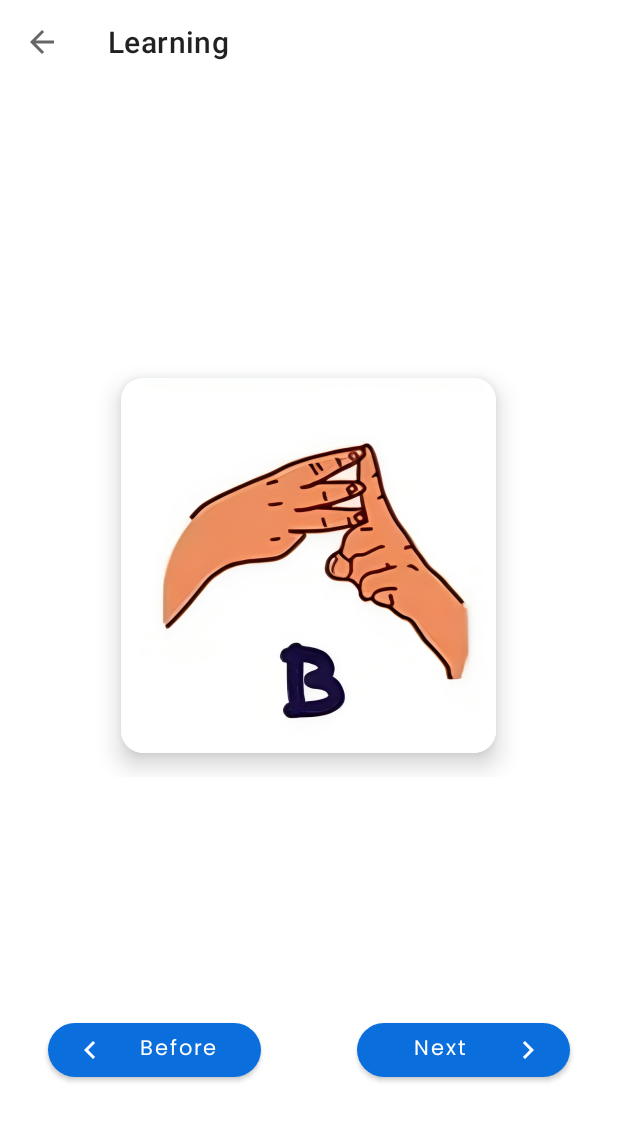
After one commit to Afaryn/IsAble_v2, an Android app: the LearningDetailActivity screen opened directly, with no data from a screen before it, on a phone screen of 412 x 824 dp. The commit adds this screen. Shown: the top 1121 px of the screen. Run offline under Robolectric (Android 15) with nearby library versions, the phone set to English and light mode, and no system bars; our stand-ins replace Firebase (no records; nobody signed in at launch, a user with empty details on screens opened directly).

Commit message:
add LearningDetail

```diff
--- a/app/src/main/AndroidManifest.xml
+++ b/app/src/main/AndroidManifest.xml
@@ -22,6 +22,9 @@
         android:supportsRtl="true"
         android:theme="@style/Base.Theme.IsAble_Capstone"
         tools:targetApi="31">
+        <activity
+            android:name=".ui.learningDetail.LearningDetailActivity"
+            android:exported="false" />
         <activity
             android:name=".ui.detailArticle.DetailArticleActivity"
             android:exported="false" />
--- a/app/src/main/java/com/example/isable_capstone/api/ApiInterface.kt
+++ b/app/src/main/java/com/example/isable_capstone/api/ApiInterface.kt
@@ -13,4 +13,6 @@ interface ApiInterface {
         @Query("location") location: String,
         @Query("rankby") rankby: String
     ): Call<ModelResultNearby>
+
+
 }
--- /dev/null
+++ b/app/src/main/java/com/example/isable_capstone/model/SignLanguageItam.kt
@@ -0,0 +1,6 @@
+package com.example.isable_capstone.model
+
+data class SignLanguageItem(
+    val imageUrl: String,
+    val description: String
+)
--- /dev/null
+++ b/app/src/main/java/com/example/isable_capstone/ui/learningDetail/LearningDetailActivity.kt
@@ -0,0 +1,31 @@
+package com.example.isable_capstone.ui.learningDetail
+
+import androidx.appcompat.app.AppCompatActivity
+import android.os.Bundle
+import androidx.appcompat.widget.Toolbar
+import com.example.isable_capstone.R
+import com.example.isable_capstone.databinding.ActivityLearningDetailBinding
+import com.google.firebase.auth.FirebaseAuth
+
+class LearningDetailActivity : AppCompatActivity() {
+
+    lateinit var binding: ActivityLearningDetailBinding
+
+    override fun onCreate(savedInstanceState: Bundle?) {
+        super.onCreate(savedInstanceState)
+        binding = ActivityLearningDetailBinding.inflate(layoutInflater)
+        setContentView(binding.root)
+
+        setupView()
+
+
+    }
+
+    private fun setupView(){
+        val toolbar = binding.xmlToolbar.root
+
+        setSupportActionBar(toolbar)
+        supportActionBar?.title="Learning"
+        supportActionBar?.setDisplayHomeAsUpEnabled(true)
+    }
+}
--- /dev/null
+++ b/app/src/main/res/drawable/baseline_navigate_before.xml
@@ -0,0 +1,5 @@
+<vector android:autoMirrored="true" android:height="24dp"
+    android:tint="#000000" android:viewportHeight="24"
+    android:viewportWidth="24" android:width="24dp" xmlns:android="http://schemas.android.com/apk/res/android">
+    <path android:fillColor="@android:color/white" android:pathData="M15.41,7.41L14,6l-6,6 6,6 1.41,-1.41L10.83,12z"/>
+</vector>
--- /dev/null
+++ b/app/src/main/res/drawable/baseline_navigate_next.xml
@@ -0,0 +1,5 @@
+<vector android:autoMirrored="true" android:height="24dp"
+    android:tint="#000000" android:viewportHeight="24"
+    android:viewportWidth="24" android:width="24dp" xmlns:android="http://schemas.android.com/apk/res/android">
+    <path android:fillColor="@android:color/white" android:pathData="M10,6L8.59,7.41 13.17,12l-4.58,4.59L10,18l6,-6z"/>
+</vector>
--- /dev/null
+++ b/app/src/main/res/layout/activity_learning_detail.xml
@@ -0,0 +1,96 @@
+<?xml version="1.0" encoding="utf-8"?>
+<androidx.constraintlayout.widget.ConstraintLayout
+    xmlns:android="http://schemas.android.com/apk/res/android"
+    xmlns:app="http://schemas.android.com/apk/res-auto"
+    xmlns:tools="http://schemas.android.com/tools"
+    android:layout_width="match_parent"
+    android:layout_height="match_parent"
+    tools:context=".ui.learningDetail.LearningDetailActivity">
+
+    <include
+        android:id="@+id/xml_toolbar"
+        layout="@layout/toolbar"
+        app:layout_constraintTop_toTopOf="parent"
+        app:layout_constraintStart_toStartOf="parent"
+        app:layout_constraintEnd_toEndOf="parent" />
+
+    <LinearLayout
+        android:layout_width="match_parent"
+        android:layout_height="0dp"
+        android:layout_marginTop="180dp"
+        android:gravity="center"
+        android:orientation="vertical"
+        app:layout_constraintEnd_toEndOf="parent"
+        app:layout_constraintHorizontal_bias="1.0"
+        app:layout_constraintStart_toStartOf="parent"
+        app:layout_constraintTop_toBottomOf="@+id/xml_toolbar">
+
+        <androidx.cardview.widget.CardView
+            android:layout_width="250dp"
+            android:layout_height="250dp"
+            android:layout_margin="16dp"
+            android:layout_marginTop="50dp"
+            app:cardCornerRadius="15dp"
+            app:cardElevation="10dp"
+            app:cardMaxElevation="10dp">
+
+            <ImageButton
+                android:id="@+id/btn_alfabet_learn"
+                android:layout_width="match_parent"
+                android:layout_height="match_parent"
+                android:background="@color/white"
+                android:contentDescription="@string/BTN"
+                android:scaleType="fitCenter"
+                android:src="@drawable/b"
+                tools:ignore="DuplicateSpeakableTextCheck,ImageContrastCheck,RedundantDescriptionCheck" />
+        </androidx.cardview.widget.CardView>
+    </LinearLayout>
+
+    <Button
+        android:id="@+id/button"
+        android:layout_width="0dp"
+        android:layout_height="wrap_content"
+        android:layout_marginStart="32dp"
+        android:layout_marginEnd="32dp"
+        android:layout_marginBottom="100dp"
+        android:fontFamily="@font/pregular"
+        android:text="Before"
+        android:textAlignment="center"
+        android:textAllCaps="false"
+        android:textSize="14sp"
+        app:cornerRadius="20dp"
+        app:icon="@drawable/baseline_navigate_before"
+        app:iconGravity="start"
+        app:layout_constraintBottom_toBottomOf="parent"
+        app:layout_constraintEnd_toStartOf="@+id/guideline"
+        app:layout_constraintHorizontal_bias="1.0"
+        app:layout_constraintStart_toStartOf="parent" />
+
+    <Button
+        android:id="@+id/button2"
+        android:layout_width="0dp"
+        android:layout_height="wrap_content"
+        android:layout_marginStart="32dp"
+        android:layout_marginEnd="32dp"
+        android:layout_marginBottom="100dp"
+        android:fontFamily="@font/pregular"
+        android:text="Next"
+        android:textAlignment="center"
+        android:textAllCaps="false"
+        android:textSize="14sp"
+        app:cornerRadius="20dp"
+        app:icon="@drawable/baseline_navigate_next"
+        app:iconGravity="end"
+        app:layout_constraintBottom_toBottomOf="parent"
+        app:layout_constraintEnd_toEndOf="parent"
+        app:layout_constraintHorizontal_bias="0.0"
+        app:layout_constraintStart_toStartOf="@+id/guideline" />
+
+    <androidx.constraintlayout.widget.Guideline
+        android:id="@+id/guideline"
+        android:layout_width="wrap_content"
+        android:layout_height="wrap_content"
+        android:orientation="vertical"
+        app:layout_constraintGuide_percent="0.5" />
+
+</androidx.constraintlayout.widget.ConstraintLayout>
```
Also changed, not shown: app/src/main/java/com/example/isable_capstone/response/AllAbjadResponse.kt (added, +37 -0 lines), app/src/main/java/com/example/isable_capstone/response/AllAngkaResponse.kt (added, +37 -0 lines), app/src/main/java/com/example/isable_capstone/response/AngkaResponse.kt (added, +30 -0 lines), app/src/main/res/layout/fragment_home.xml (+34 -15 lines), app/src/main/res/drawable/b.png (added).
